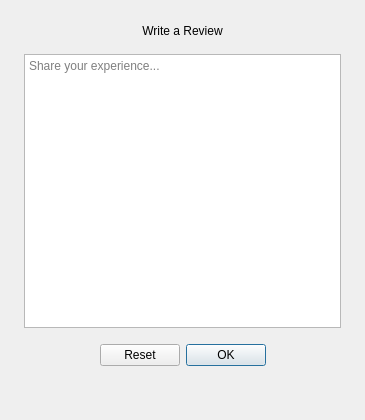
The window that userreview.ui (anshu-ho-la/buspass) describes before a commit, drawn with Qt 5.
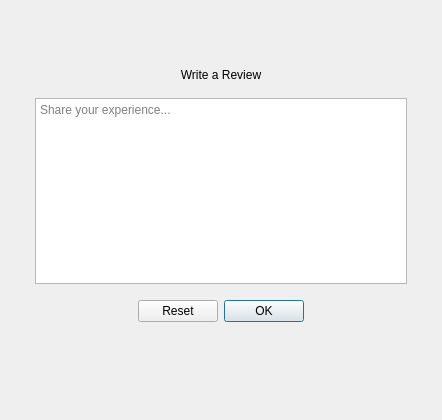
The same window after the commit.

Diff of the .ui file:
```diff
--- a/userreview.ui
+++ b/userreview.ui
@@ -13,6 +13,49 @@
   <property name="windowTitle">
    <string>Write a Review</string>
   </property>
+  <layout class="QVBoxLayout" name="outerLayout">
+   <item>
+    <spacer name="topSpacer">
+     <property name="orientation">
+      <enum>Qt::Orientation::Vertical</enum>
+     </property>
+     <property name="sizeHint" stdset="0">
+      <size>
+       <width>20</width>
+       <height>40</height>
+      </size>
+     </property>
+    </spacer>
+   </item>
+   <item>
+    <layout class="QHBoxLayout" name="centerRow">
+     <item>
+      <spacer name="leftSpacer">
+       <property name="orientation">
+        <enum>Qt::Orientation::Horizontal</enum>
+       </property>
+       <property name="sizeHint" stdset="0">
+        <size>
+         <width>40</width>
+         <height>20</height>
+        </size>
+       </property>
+      </spacer>
+     </item>
+     <item>
+      <widget class="QWidget" name="formCard">
+       <property name="minimumSize">
+        <size>
+         <width>420</width>
+         <height>0</height>
+        </size>
+       </property>
+       <property name="maximumSize">
+        <size>
+         <width>460</width>
+         <height>16777215</height>
+        </size>
+       </property>
   <layout class="QVBoxLayout" name="mainLayout">
    <property name="spacing">
     <number>16</number>
@@ -68,6 +111,37 @@
       <bool>true</bool>
      </property>
     </widget>
+        </item>
+       </layout>
+      </widget>
+     </item>
+     <item>
+      <spacer name="rightSpacer">
+       <property name="orientation">
+        <enum>Qt::Orientation::Horizontal</enum>
+       </property>
+       <property name="sizeHint" stdset="0">
+        <size>
+         <width>40</width>
+         <height>20</height>
+        </size>
+       </property>
+      </spacer>
+     </item>
+    </layout>
+   </item>
+   <item>
+    <spacer name="bottomSpacer">
+     <property name="orientation">
+      <enum>Qt::Orientation::Vertical</enum>
+     </property>
+     <property name="sizeHint" stdset="0">
+      <size>
+       <width>20</width>
+       <height>40</height>
+      </size>
+     </property>
+    </spacer>
    </item>
   </layout>
  </widget>
```
Lines whose indentation alone changed are shown as unchanged.
